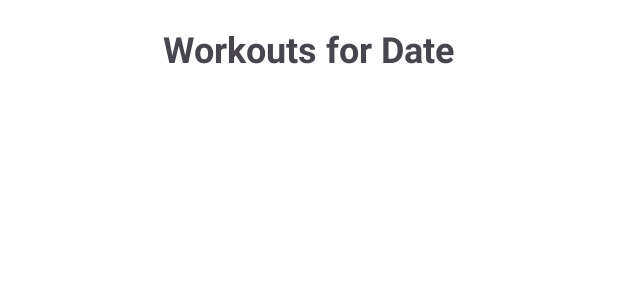
After one commit to colepatrick/Herculean, an Android app: the layout fragment_day_info.xml on its own in the app's theme, with its tools: preview values and no code run, on a phone screen of 412 x 824 dp. The commit adds this screen. Shown: the top 300 px of the screen. Run offline under Robolectric (Android 15) with nearby library versions, the phone set to English and light mode, and no system bars.

Commit message:
Workouts are grouped by day, and can be searched by date or workout type

```diff
--- /dev/null
+++ b/app/src/main/res/layout/fragment_day_info.xml
@@ -0,0 +1,29 @@
+<?xml version="1.0" encoding="utf-8"?>
+<ScrollView xmlns:android="http://schemas.android.com/apk/res/android"
+    android:layout_width="match_parent"
+    android:layout_height="match_parent"
+    android:padding="16dp">
+
+    <LinearLayout
+        android:layout_width="match_parent"
+        android:layout_height="wrap_content"
+        android:orientation="vertical">
+
+        <TextView
+            android:id="@+id/text_day_date"
+            android:layout_width="wrap_content"
+            android:layout_height="wrap_content"
+            android:text="Workouts for Date"
+            android:textSize="24sp"
+            android:textStyle="bold"
+            android:layout_gravity="center_horizontal"
+            android:layout_marginBottom="16dp"/>
+
+        <LinearLayout
+            android:id="@+id/layout_day_workouts"
+            android:layout_width="match_parent"
+            android:layout_height="wrap_content"
+            android:orientation="vertical" />
+
+    </LinearLayout>
+</ScrollView>
```
Also changed, not shown: app/src/main/java/com/example/herculean/ui/past_workouts/DayInfoFragment.java (added, +49 -0 lines), app/src/main/java/com/example/herculean/ui/past_workouts/PastWorkoutsFragment.java (+54 -64 lines), app/src/main/java/com/example/herculean/ui/past_workouts/PastWorkoutsViewModel.java (+81 -12 lines), app/src/main/res/navigation/mobile_navigation.xml (+16 -1 lines).
